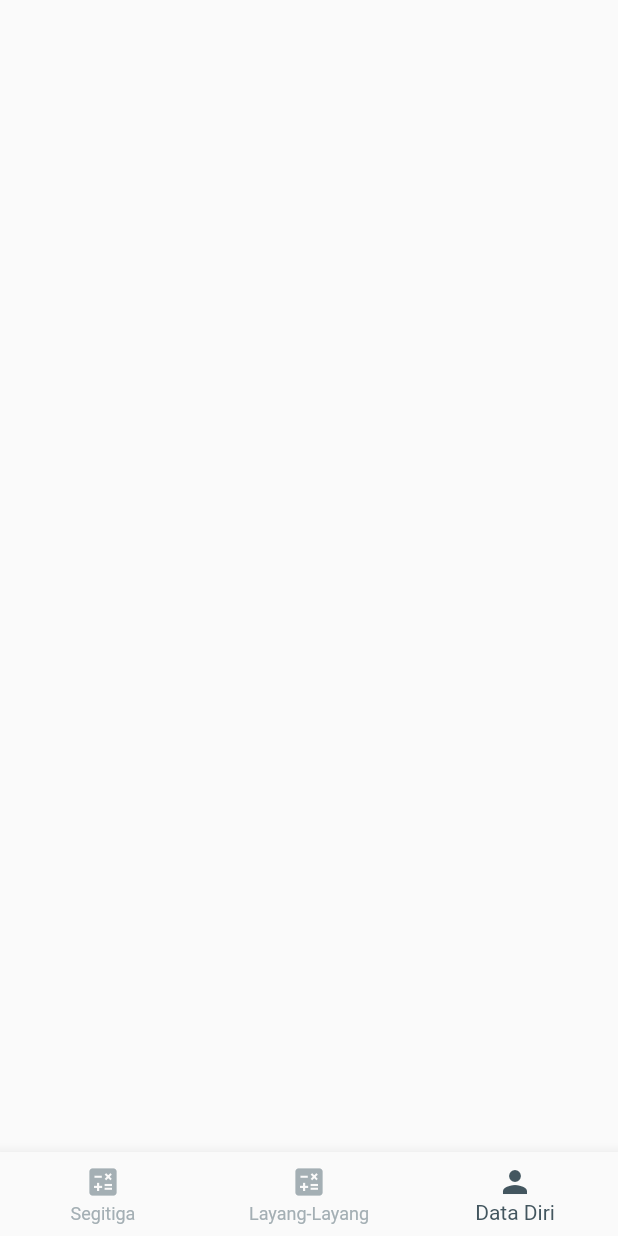
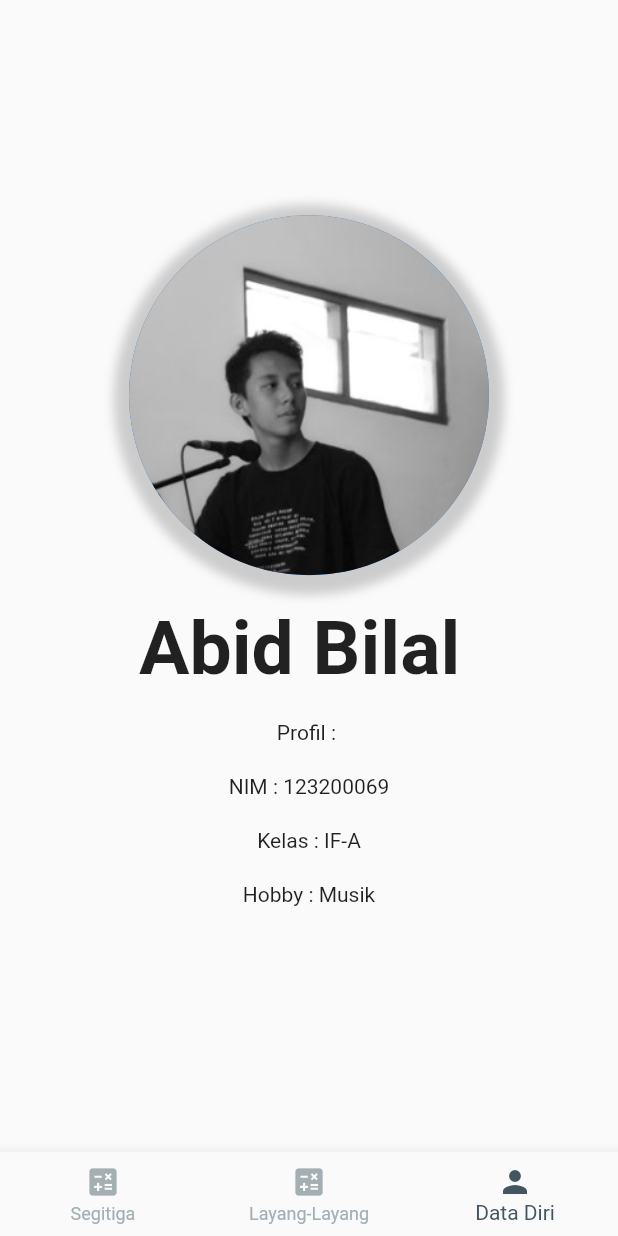
Before and after one commit to mendekam/matkul-tpm, a Flutter app: the screen it shows after launch, item 3 of the bottom bar chosen, on a phone screen of 412 x 824 dp. Run offline on Flutter 3.47's test engine with Material 2 defaults, Android fonts, the light colour scheme and no system bars; our stand-ins replace font_awesome_flutter.

Commit message:
add profile and keliling

```diff
--- a/kuis1/lib/bottom_navigation.dart
+++ b/kuis1/lib/bottom_navigation.dart
@@ -22,6 +22,7 @@ class _BottomNavigationState extends State<BottomNavigation> {
   @override
   Widget build(BuildContext context) {
     return Scaffold(
+      backgroundColor: Colors.white,
       body: Center(
         child: _widgetOptions.elementAt(selectedIndex),
       ),
--- a/kuis1/lib/pages/datadiri.dart
+++ b/kuis1/lib/pages/datadiri.dart
@@ -1,14 +1,67 @@
 import 'package:flutter/material.dart';
-import 'package:flutter/src/widgets/framework.dart';
-import 'package:flutter/src/widgets/placeholder.dart';
+import 'package:font_awesome_flutter/font_awesome_flutter.dart';
+import 'package:kuis1/const/color.dart';
 
 class DataDiri extends StatelessWidget {
-  const DataDiri({super.key});
+  const DataDiri({Key? key}) : super(key: key);
 
   @override
   Widget build(BuildContext context) {
     return Scaffold(
+      body: Center(
+        child: Padding(
+          padding: const EdgeInsets.all(10),
+          child: Column(
+            mainAxisAlignment: MainAxisAlignment.center,
+            children: [
+              Container(
+                decoration: BoxDecoration(
+                  borderRadius: BorderRadius.circular(140),
+                  boxShadow: [
+                    BoxShadow(
+                      color: Colors.grey.withOpacity(0.5),
+                      spreadRadius: 10,
+                      blurRadius: 5,
+                      offset: const Offset(0, 3),
+                    ),
+                  ],
+                ),
+                child: const CircleAvatar(
+                  radius: 120,
+                  backgroundImage: AssetImage("assets/foto.png"),
+                ),
+              ),
+              const SizedBox(
+                height: 20,
+              ),
+              const Text(
+                "Abid Bilal ",
+                style: TextStyle(fontSize: 50, fontWeight: FontWeight.bold),
+              ),
+              const SizedBox(
+                height: 18,
+              ),
+              const Text("Profil : "),
+              const SizedBox(
+                height: 20,
+              ),
+              const Text("NIM : 123200069"),
+              const SizedBox(
+                height: 20,
+              ),
+              const Text("Kelas : IF-A"),
+              const SizedBox(
+                height: 20,
+              ),
+              const Text("Hobby : Musik"),
+              const SizedBox(
+                height: 20,
+              ),
 
+            ],
+          ),
+        ),
+      ),
     );
   }
 }
--- a/kuis1/pubspec.yaml
+++ b/kuis1/pubspec.yaml
@@ -35,6 +35,7 @@ dependencies:
   # The following adds the Cupertino Icons font to your application.
   # Use with the CupertinoIcons class for iOS style icons.
   cupertino_icons: ^1.0.2
+  font_awesome_flutter: ^10.4.0
 
 dev_dependencies:
   flutter_test:
```
Also changed, not shown: kuis1/lib/pages/menu_layanglayang.dart (+28 -2 lines), kuis1/lib/pages/menu_segitiga.dart (+32 -4 lines), kuis1/assets/foto.png (added), kuis1/pubspec.lock.
